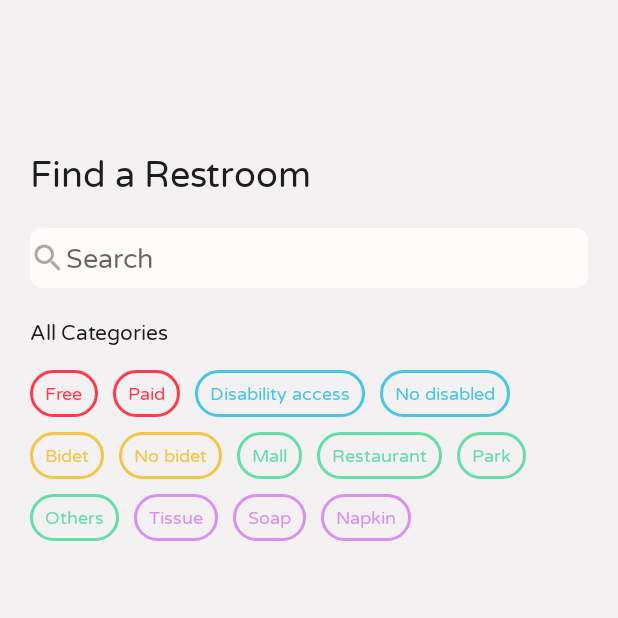
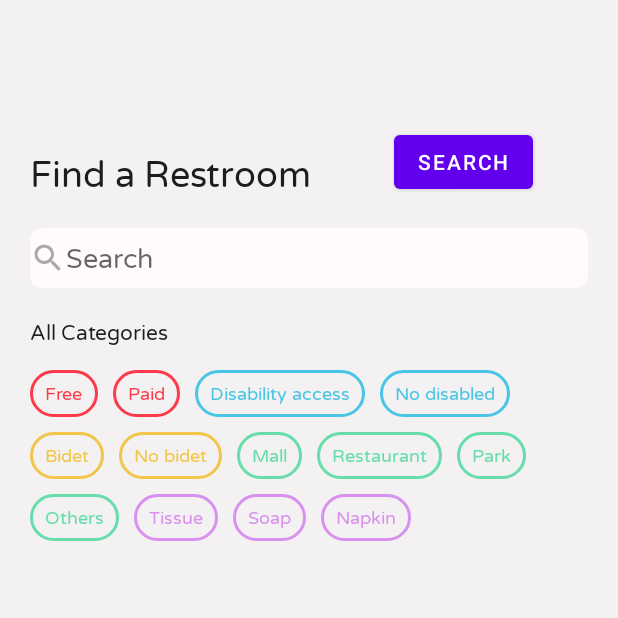
Before and after one commit to yaptot/Iwiw, an Android app: the SearchActivity screen opened directly, with no data from a screen before it, on a phone screen of 412 x 824 dp, the top half of it. Run offline under Robolectric (Android 15) with nearby library versions, the phone set to English and light mode, and no system bars.

Commit message:
WIP <Search Restrooms>

```diff
--- a/app/src/main/java/com/mobdeve/yapr/iwiw/SearchActivity.java
+++ b/app/src/main/java/com/mobdeve/yapr/iwiw/SearchActivity.java
@@ -2,13 +2,86 @@ package com.mobdeve.yapr.iwiw;
 
 import androidx.appcompat.app.AppCompatActivity;
 
+import android.content.Intent;
 import android.os.Bundle;
+import android.view.View;
+import android.widget.Button;
+import android.widget.EditText;
+import android.widget.LinearLayout;
 
 public class SearchActivity extends AppCompatActivity {
+    // TAG declarations
+    public static final String SEARCH_ACTIVITY = "Search Activity";
+    public static final String KEYWORD_QUERY = "Search Keyword";
+    public static final String CATEG_QUERY = "Search Filter";
+
+    // component declarations
+    private Button btnSearch;
+    private EditText etSearch;
+    private LinearLayout ll_categFree;
+    private LinearLayout ll_categPaid;
+    private LinearLayout ll_categDisability;
+    private LinearLayout ll_categNoDisability;
+    private LinearLayout ll_categBidet;
+    private LinearLayout ll_categNoBidet;
+    private LinearLayout ll_categMall;
+    private LinearLayout ll_categRestaurant;
+    private LinearLayout ll_categPark;
+    private LinearLayout ll_categOthers;
+    private LinearLayout ll_categTissue;
+    private LinearLayout ll_categSoap;
+    private LinearLayout ll_categNapkin;
+
+    // local var declarations
+
+
 
     @Override
     protected void onCreate(Bundle savedInstanceState) {
         super.onCreate(savedInstanceState);
         setContentView(R.layout.activity_search);
+
+        initComponents();
+
+        // listener for Search btn
+        btnSearch.setOnClickListener(new View.OnClickListener() {
+            @Override
+            public void onClick(View v) {
+                String strSearch = etSearch.getText().toString();
+                // navigate to <Search Results activity>
+                Intent i = new Intent(SearchActivity.this, SearchResultsActivity.class);
+                i.putExtra(SearchActivity.KEYWORD_QUERY, strSearch);
+                startActivity(i);
+            }
+        });
+
+        // listeners for each category tab
+        ll_categFree.setOnClickListener(new View.OnClickListener() {
+            @Override
+            public void onClick(View v) {
+                // navigate to <Search Results activity>
+                Intent i = new Intent(SearchActivity.this, SearchResultsActivity.class);
+                i.putExtra(SearchActivity.CATEG_QUERY, "Free");
+                startActivity(i);
+            }
+        });
+    }
+
+    public void initComponents() {
+        this.btnSearch = findViewById(R.id.search_btnSearch);
+        this.etSearch = findViewById(R.id.etSearch);
+        this.ll_categFree = findViewById(R.id.ll_categFree);
+        this.ll_categPaid = findViewById(R.id.ll_categPaid);
+        this.ll_categDisability = findViewById(R.id.ll_categDisability);
+        this.ll_categNoDisability = findViewById(R.id.ll_categNoDisability);
+        this.ll_categBidet = findViewById(R.id.ll_categBidet);
+        this.ll_categNoBidet = findViewById(R.id.ll_categNoBidet);
+        this.ll_categMall = findViewById(R.id.ll_categMall);
+        this.ll_categRestaurant = findViewById(R.id.ll_categRestaurant);
+        this.ll_categPark = findViewById(R.id.ll_categPark);
+        this.ll_categOthers = findViewById(R.id.ll_categOthers);
+        this.ll_categTissue = findViewById(R.id.ll_categTissue);
+        this.ll_categSoap = findViewById(R.id.ll_categSoap);
+        this.ll_categNapkin = findViewById(R.id.ll_categNapkin);
     }
 }
--- a/app/src/main/java/com/mobdeve/yapr/iwiw/SearchResultsActivity.java
+++ b/app/src/main/java/com/mobdeve/yapr/iwiw/SearchResultsActivity.java
@@ -2,7 +2,10 @@ package com.mobdeve.yapr.iwiw;
 
 import androidx.appcompat.app.AppCompatActivity;
 
+import android.content.Intent;
 import android.os.Bundle;
+
+import com.google.firebase.firestore.core.Query;
 
 public class SearchResultsActivity extends AppCompatActivity {
 
@@ -10,5 +13,24 @@ public class SearchResultsActivity extends AppCompatActivity {
     protected void onCreate(Bundle savedInstanceState) {
         super.onCreate(savedInstanceState);
         setContentView(R.layout.activity_search_results);
+
+        Intent gi = getIntent();
+
+        // intent from KEYWORD_QUERY
+        String strSearch = gi.getStringExtra(SearchActivity.KEYWORD_QUERY);
+        // -- search if keyword exists from (1) name and (2) each Restroom category
+
+
+        // intent from CATEG_QUERY
+        String strCateg = gi.getStringExtra(SearchActivity.CATEG_QUERY);
+        // put code ID for each categ? (e.g. 1 - Paid, 2 - Free...)
+
+        // pass to rv Adapter when query is finished
+    }
+
+    public void firebaseSearch(String strKey) {
+        Query searchRestrooms = db.collection("restrooms").startAt(strKey).endAt(strKey + "\\uf8ff"); // --what is this unicode?
+
+
     }
 }
--- a/app/src/main/res/layout/activity_search.xml
+++ b/app/src/main/res/layout/activity_search.xml
@@ -75,7 +75,8 @@
                 android:layout_width="wrap_content"
                 android:layout_height="wrap_content"
                 android:layout_marginEnd="10dp"
-                android:background="@drawable/shape_categ_paid">
+                android:background="@drawable/shape_categ_paid"
+                android:clickable="true">
 
                 <TextView
                     android:layout_width="wrap_content"
@@ -96,7 +97,8 @@
                 android:layout_width="wrap_content"
                 android:layout_height="wrap_content"
                 android:layout_marginEnd="10dp"
-                android:background="@drawable/shape_categ_paid">
+                android:background="@drawable/shape_categ_paid"
+                android:clickable="true">
 
                 <TextView
                     android:layout_width="wrap_content"
@@ -117,7 +119,8 @@
                 android:layout_width="wrap_content"
                 android:layout_height="wrap_content"
                 android:layout_marginEnd="10dp"
-                android:background="@drawable/shape_categ_disability">
+                android:background="@drawable/shape_categ_disability"
+                android:clickable="true">
 
                 <TextView
                     android:layout_width="wrap_content"
@@ -138,7 +141,8 @@
                 android:layout_width="wrap_content"
                 android:layout_height="wrap_content"
                 android:layout_marginEnd="10dp"
-                android:background="@drawable/shape_categ_disability">
+                android:background="@drawable/shape_categ_disability"
+                android:clickable="true">
 
                 <TextView
                     android:layout_width="wrap_content"
@@ -167,7 +171,8 @@
                 android:layout_width="wrap_content"
                 android:layout_height="wrap_content"
                 android:layout_marginEnd="10dp"
-                android:background="@drawable/shape_categ_bidet">
+                android:background="@drawable/shape_categ_bidet"
+                android:clickable="true">
 
                 <TextView
                     android:layout_width="wrap_content"
@@ -188,7 +193,8 @@
                 android:layout_width="wrap_content"
                 android:layout_height="wrap_content"
                 android:layout_marginEnd="10dp"
-                android:background="@drawable/shape_categ_bidet">
+                android:background="@drawable/shape_categ_bidet"
+                android:clickable="true">
 
                 <TextView
                     android:layout_width="wrap_content"
@@ -209,7 +215,8 @@
                 android:layout_width="wrap_content"
                 android:layout_height="wrap_content"
                 android:layout_marginEnd="10dp"
-                android:background="@drawable/shape_categ_loc_type">
+                android:background="@drawable/shape_categ_loc_type"
+                android:clickable="true">
 
                 <TextView
                     android:layout_width="wrap_content"
@@ -230,7 +237,8 @@
                 android:layout_width="wrap_content"
                 android:layout_height="wrap_content"
                 android:layout_marginEnd="10dp"
-                android:background="@drawable/shape_categ_loc_type">
+                android:background="@drawable/shape_categ_loc_type"
+                android:clickable="true">
 
                 <TextView
                     android:layout_width="wrap_content"
@@ -251,7 +259,8 @@
                 android:layout_width="wrap_content"
                 android:layout_height="wrap_content"
                 android:layout_marginEnd="10dp"
-                android:background="@drawable/shape_categ_loc_type">
+                android:background="@drawable/shape_categ_loc_type"
+                android:clickable="true">
 
                 <TextView
                     android:layout_width="wrap_content"
@@ -278,7 +287,8 @@
                 android:layout_width="wrap_content"
                 android:layout_height="wrap_content"
                 android:layout_marginEnd="10dp"
-                android:background="@drawable/shape_categ_loc_type">
+                android:background="@drawable/shape_categ_loc_type"
+                android:clickable="true">
 
                 <TextView
                     android:layout_width="wrap_content"
@@ -299,7 +309,8 @@
                 android:layout_width="wrap_content"
                 android:layout_height="wrap_content"
                 android:layout_marginEnd="10dp"
-                android:background="@drawable/shape_categ_toiletries">
+                android:background="@drawable/shape_categ_toiletries"
+                android:clickable="true">
 
                 <TextView
                     android:layout_width="wrap_content"
@@ -320,7 +331,8 @@
                 android:layout_width="wrap_content"
                 android:layout_height="wrap_content"
                 android:layout_marginEnd="10dp"
-                android:background="@drawable/shape_categ_toiletries">
+                android:background="@drawable/shape_categ_toiletries"
+                android:clickable="true">
 
                 <TextView
                     android:layout_width="wrap_content"
@@ -341,7 +353,8 @@
                 android:layout_width="wrap_content"
                 android:layout_height="wrap_content"
                 android:layout_marginEnd="10dp"
-                android:background="@drawable/shape_categ_toiletries">
+                android:background="@drawable/shape_categ_toiletries"
+                android:clickable="true">
 
                 <TextView
                     android:layout_width="wrap_content"
@@ -361,4 +374,16 @@
 
     </LinearLayout>
 
+    <Button
+        android:id="@+id/search_btnSearch"
+        android:layout_width="wrap_content"
+        android:layout_height="wrap_content"
+        android:text="SEARCH"
+        app:layout_constraintBottom_toTopOf="@+id/etSearch"
+        app:layout_constraintEnd_toEndOf="parent"
+        app:layout_constraintHorizontal_bias="0.494"
+        app:layout_constraintStart_toEndOf="@+id/tvSearchResults"
+        app:layout_constraintTop_toTopOf="parent"
+        app:layout_constraintVertical_bias="0.807" />
+
 </androidx.constraintlayout.widget.ConstraintLayout>
```
